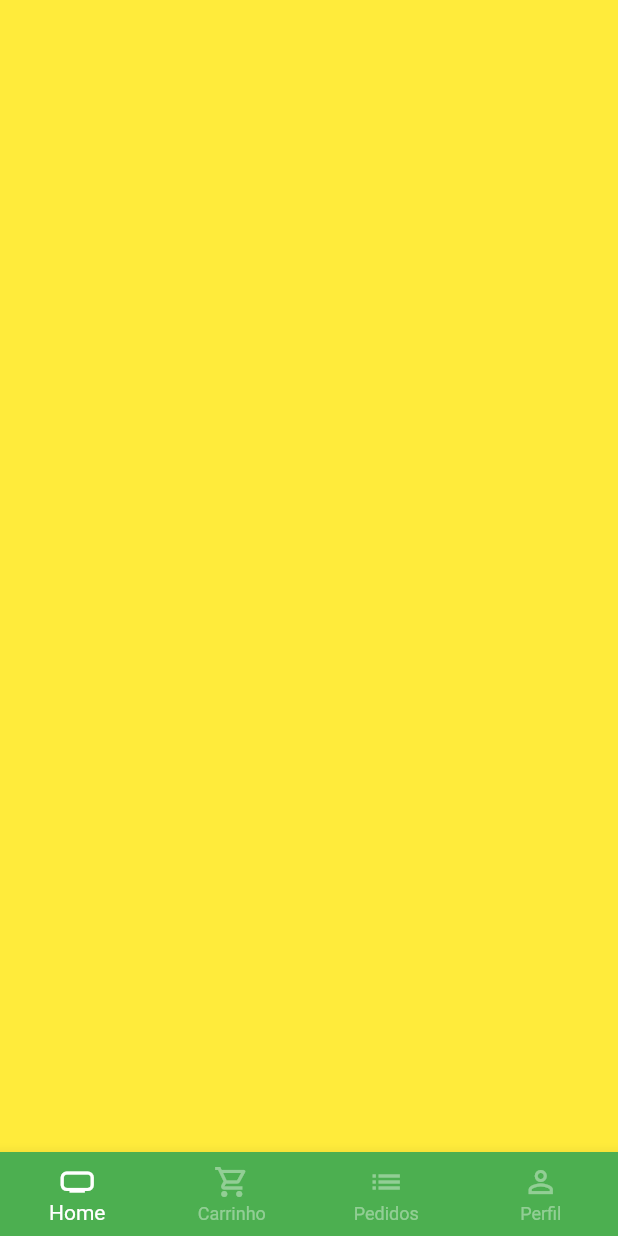
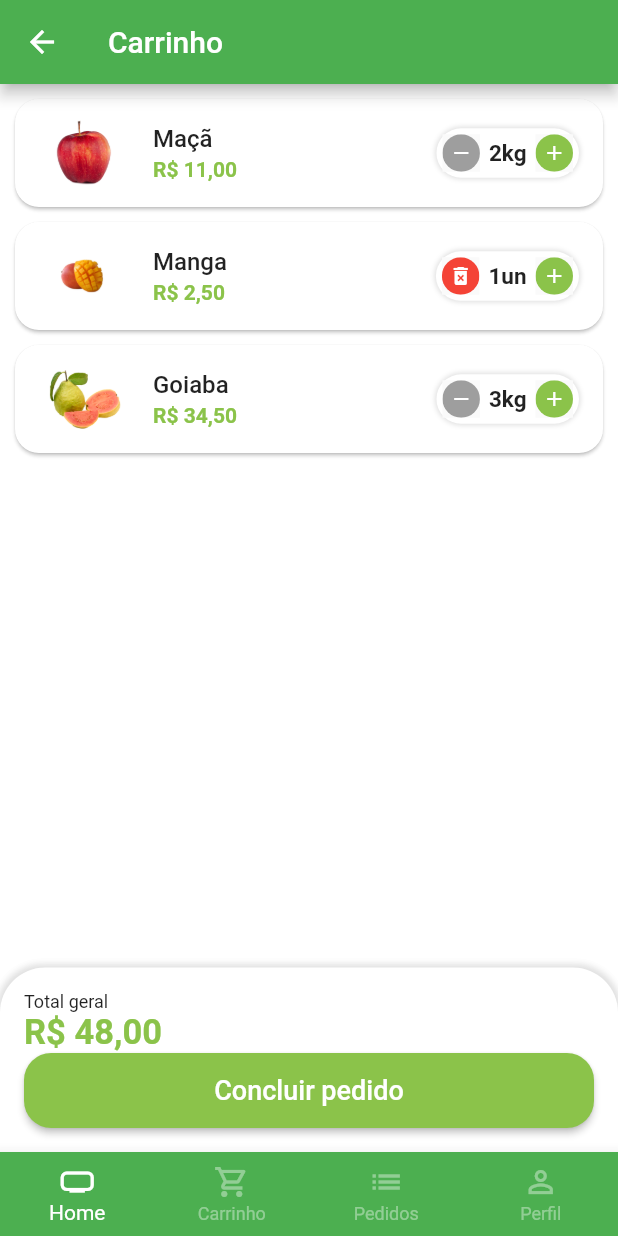
Before and after one commit to h2danilo/quitanda, a Flutter app: the BaseScreen screen opened directly, swiped to page 2, on a phone screen of 412 x 824 dp. Run offline on Flutter 3.47's test engine with Material 2 defaults, Android fonts, the phone set to English and light mode, and no system bars; our stand-ins replace animated_text_kit, badges, mask_text_input_formatter; missing offline and left inert: desktop_window.

Commit message:
Add  Tela Carrinho e Tela Perfil

```diff
--- a/lib/src/config/app_data.dart
+++ b/lib/src/config/app_data.dart
@@ -1,4 +1,6 @@
+import 'package:quitanda/src/models/cart_item_model.dart';
 import 'package:quitanda/src/models/item_model.dart';
+import 'package:quitanda/src/models/user_model.dart';
 
 ItemModel apple = ItemModel(
   description:
@@ -71,3 +73,16 @@ List<String> categories = [
   "Temperos",
   "Cereais",
 ];
+
+List<CartItemModel> cartItems = [
+  CartItemModel(item: apple, quantity: 2),
+  CartItemModel(item: mango, quantity: 1),
+  CartItemModel(item: guava, quantity: 3),
+];
+
+UserModel user = UserModel(
+    name: "Joao",
+    email: "joao@touch.tec.br",
+    phone: "15997021987",
+    cpf: "35715280850",
+    password: "");
--- /dev/null
+++ b/lib/src/models/cart_item_model.dart
@@ -0,0 +1,13 @@
+import 'package:quitanda/src/models/item_model.dart';
+
+class CartItemModel {
+  ItemModel item;
+  int quantity;
+
+  CartItemModel({
+    required this.item,
+    required this.quantity,
+  });
+
+  double totalPrice() => item.price * quantity;
+}
--- a/lib/src/pages/auth/sign_in_screen.dart
+++ b/lib/src/pages/auth/sign_in_screen.dart
@@ -4,7 +4,7 @@ import 'package:quitanda/src/pages/auth/sign_up_screen.dart';
 import 'package:quitanda/src/pages/base/base_screen.dart';
 
 import '../../config/custom_colors.dart';
-import 'components/custom_text_field.dart';
+import '../common_widgets/custom_text_field.dart';
 
 class SignInScreen extends StatelessWidget {
   const SignInScreen({super.key});
--- a/lib/src/pages/auth/sign_up_screen.dart
+++ b/lib/src/pages/auth/sign_up_screen.dart
@@ -1,6 +1,6 @@
 import 'package:flutter/material.dart';
 import 'package:mask_text_input_formatter/mask_text_input_formatter.dart';
-import 'package:quitanda/src/pages/auth/components/custom_text_field.dart';
+import 'package:quitanda/src/pages/common_widgets/custom_text_field.dart';
 import 'package:quitanda/src/config/custom_colors.dart';
 
 class SignUpScreen extends StatelessWidget {
--- a/lib/src/pages/base/base_screen.dart
+++ b/lib/src/pages/base/base_screen.dart
@@ -1,4 +1,6 @@
 import 'package:flutter/material.dart';
+import 'package:quitanda/src/pages/cart/cart_tab.dart';
+import 'package:quitanda/src/pages/profile/profile_tab.dart';
 
 import '../home/home_tab.dart';
 
@@ -21,9 +23,9 @@ class _BaseScreenState extends State<BaseScreen> {
         controller: pageController,
         children: [
           const HomeTab(),
-          Container(color: Colors.yellow),
+          const CartTab(),
           Container(color: Colors.blue),
-          Container(color: Colors.purple),
+          const ProfileTab(),
         ],
       ),
       bottomNavigationBar: BottomNavigationBar(
--- /dev/null
+++ b/lib/src/pages/cart/cart_tab.dart
@@ -0,0 +1,138 @@
+import 'package:flutter/material.dart';
+import 'package:quitanda/src/config/custom_colors.dart';
+import 'package:quitanda/src/config/app_data.dart' as appData;
+import 'package:quitanda/src/models/cart_item_model.dart';
+
+import '../../services/utils_services.dart';
+import 'components/cart_tile.dart';
+
+class CartTab extends StatefulWidget {
+  const CartTab({super.key});
+
+  @override
+  State<CartTab> createState() => _CartTabState();
+}
+
+class _CartTabState extends State<CartTab> {
+  final UtilsServices utilsServices = UtilsServices();
+
+  void removeItemFromCart(CartItemModel cartItem) {
+    setState(() {
+      appData.cartItems.remove(cartItem);
+    });
+  }
+
+  double cartTotalPrice() {
+    double total = 0;
+    for (var item in appData.cartItems) {
+      total += item.totalPrice();
+    }
+    return total;
+  }
+
+  @override
+  Widget build(BuildContext context) {
+    return Scaffold(
+      appBar: AppBar(title: const Text("Carrinho")),
+      body: Column(
+        children: [
+          Expanded(
+            child: ListView.builder(
+              itemCount: appData.cartItems.length,
+              itemBuilder: (_, index) {
+                return CartTile(
+                  cartItem: appData.cartItems[index],
+                  remove: removeItemFromCart,
+                );
+              },
+            ),
+          ),
+          Container(
+            padding: const EdgeInsets.all(16),
+            decoration: BoxDecoration(
+              color: Colors.white,
+              borderRadius:
+                  const BorderRadius.vertical(top: Radius.circular(30)),
+              boxShadow: [
+                BoxShadow(
+                  color: Colors.grey.shade300,
+                  blurRadius: 3,
+                  spreadRadius: 2,
+                ),
+              ],
+            ),
+            child: Column(
+              crossAxisAlignment: CrossAxisAlignment.stretch,
+              children: [
+                const Text(
+                  "Total geral",
+                  style: TextStyle(
+                    fontSize: 12,
+                  ),
+                ),
+                Text(
+                  utilsServices.priceToCurrency(cartTotalPrice()),
+                  style: TextStyle(
+                    fontSize: 23,
+                    color: CustomColors.customSwatchColor,
+                    fontWeight: FontWeight.bold,
+                  ),
+                ),
+                SizedBox(
+                  height: 50,
+                  child: ElevatedButton(
+                    onPressed: (() async {
+                      bool? result = await showOrderConfirmation();
+                      print(result);
+                    }),
+                    style: ElevatedButton.styleFrom(
+                      backgroundColor: CustomColors.customSwatchColor,
+                      shape: RoundedRectangleBorder(
+                        borderRadius: BorderRadius.circular(18),
+                      ),
+                    ),
+                    child: const Text(
+                      "Concluir pedido",
+                      style: TextStyle(fontSize: 18),
+                    ),
+                  ),
+                )
+              ],
+            ),
+          )
+        ],
+      ),
+    );
+  }
+
+  Future<bool?> showOrderConfirmation() {
+    return showDialog<bool>(
+      context: context,
+      builder: ((context) {
+        return AlertDialog(
+          shape:
+              RoundedRectangleBorder(borderRadius: BorderRadius.circular(20)),
+          title: const Text("Confirmação"),
+          content: const Text("Deseja realmente concluir o pedido?"),
+          actions: [
+            TextButton(
+              onPressed: () {
+                Navigator.of(context).pop(false);
+              },
+              child: const Text("Não"),
+            ),
+            ElevatedButton(
+              style: ElevatedButton.styleFrom(
+                  shape: RoundedRectangleBorder(
+                      borderRadius: BorderRadius.circular(20))),
+              onPressed: () {
+                Navigator.of(context).pop(true);
+              },
+              child: const Text("Sim"),
+            )
+          ],
+        );
+      }),
+    );
+  }
+}
--- /dev/null
+++ b/lib/src/pages/cart/components/cart_tile.dart
@@ -0,0 +1,73 @@
+import 'package:flutter/material.dart';
+import 'package:quitanda/src/config/custom_colors.dart';
+import 'package:quitanda/src/models/cart_item_model.dart';
+import 'package:quitanda/src/pages/common_widgets/quantity_widget.dart';
+import 'package:quitanda/src/services/utils_services.dart';
+
+class CartTile extends StatefulWidget {
+  final CartItemModel cartItem;
+  final Function(CartItemModel) remove;
+
+  const CartTile({
+    super.key,
+    required this.cartItem,
+    required this.remove,
+  });
+
+  @override
+  State<CartTile> createState() => _CartTileState();
+}
+
+class _CartTileState extends State<CartTile> {
+  final UtilsServices utilsServices = UtilsServices();
+
+  @override
+  Widget build(BuildContext context) {
+    return Card(
+      margin: const EdgeInsets.fromLTRB(10, 10, 10, 0),
+      shape: RoundedRectangleBorder(borderRadius: BorderRadius.circular(16)),
+      child: ListTile(
+        //Imagem
+        leading: Image.asset(
+          widget.cartItem.item.imgUrl,
+          height: 60,
+          width: 60,
+        ),
+
+        //titulo
+        title: Text(
+          widget.cartItem.item.itemName,
+          style: const TextStyle(
+            fontWeight: FontWeight.w500,
+          ),
+        ),
+
+        //total
+        subtitle: Text(
+          utilsServices.priceToCurrency(widget.cartItem.totalPrice()),
+          style: TextStyle(
+            fontWeight: FontWeight.bold,
+            color: CustomColors.customSwatchColor,
+          ),
+        ),
+
+        //quantity
+        trailing: QuantityWidget(
+          value: widget.cartItem.quantity,
+          suffixText: widget.cartItem.item.unit,
+          result: (quantity) {
+            setState(() {
+              widget.cartItem.quantity = quantity;
+
+              if (quantity == 0) {
+                //Remover item do carrinho
+                widget.remove(widget.cartItem);
+              }
+            });
+          },
+          isRemovable: true,
+        ),
+      ),
+    );
+  }
+}
--- a/lib/src/pages/common_widgets/quantity_widget.dart
+++ b/lib/src/pages/common_widgets/quantity_widget.dart
@@ -5,12 +5,14 @@ class QuantityWidget extends StatelessWidget {
   final int value;
   final String suffixText;
   final Function(int quantity) result;
+  final bool isRemovable;
 
   const QuantityWidget({
     super.key,
     required this.value,
     required this.suffixText,
     required this.result,
+    this.isRemovable = false,
   });
 
   @override
@@ -28,17 +30,21 @@ class QuantityWidget extends StatelessWidget {
             ),
           ]),
       child: Row(
+        mainAxisSize: MainAxisSize.min,
         children: [
+          //Quantidade ( - )
           _QuantityButton(
-              icon: Icons.remove,
-              color: Colors.grey,
+              icon: !isRemovable || value > 1
+                  ? Icons.remove
+                  : Icons.delete_forever,
+              color: !isRemovable || value > 1 ? Colors.grey : Colors.red,
               onPressed: () {
-                if (value == 1) return;
+                if (value == 1 && !isRemovable) return;
 
                 int resultCount = value - 1;
-
                 result(resultCount);
               }),
+          //Qtde
           Padding(
             padding: const EdgeInsets.symmetric(horizontal: 6),
             child: Text(
@@ -49,6 +55,7 @@ class QuantityWidget extends StatelessWidget {
               ),
             ),
           ),
+          //Quantidade ( + )
           _QuantityButton(
             icon: Icons.add,
             color: CustomColors.customSwatchColor,
--- a/lib/src/pages/product/product_screen.dart
+++ b/lib/src/pages/product/product_screen.dart
@@ -57,7 +57,7 @@ class _ProductScreenState extends State<ProductScreen> {
                           children: [
                             Expanded(
                               child: Text(
-                                widget.item.itemName * 10,
+                                widget.item.itemName,
                                 maxLines: 2,
                                 overflow: TextOverflow.ellipsis,
                                 style: const TextStyle(
```
Also changed, not shown: lib/src/models/user_model.dart (added, +15 -0 lines), lib/src/pages/common_widgets/custom_text_field.dart (renamed from lib/src/pages/auth/components/custom_text_field.dart, +12 -7 lines), lib/src/pages/profile/profile_tab.dart (added, +165 -0 lines).
